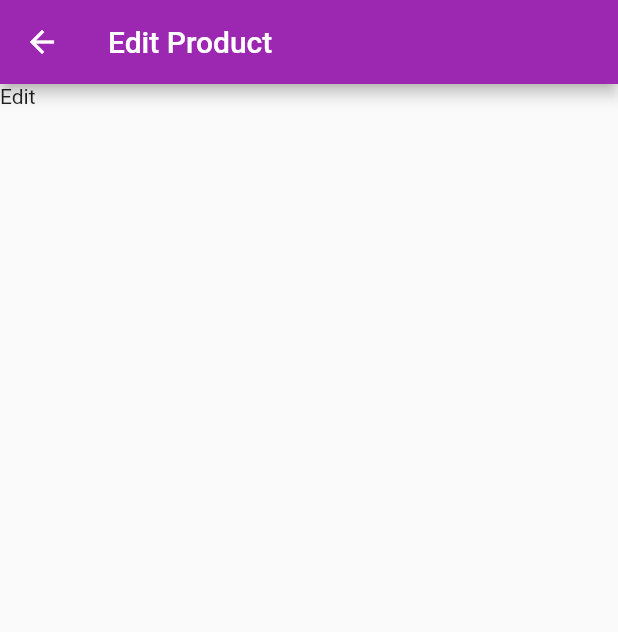
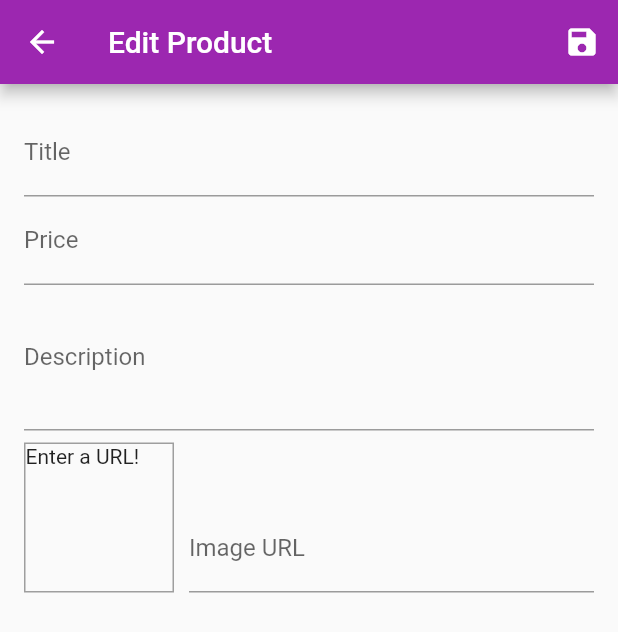
Before and after one commit to aryankush25/shop_app, a Flutter app: the EditProductScreen screen opened by its route, on a phone screen of 412 x 824 dp. Shown: the top 632 px of the screen. Run offline on Flutter 3.47's test engine with Material 2 defaults, Android fonts, the phone set to English and light mode, and no system bars; network calls fail.

Commit message:
Form and validation added

```diff
--- a/lib/screens/edit_product_screen.dart
+++ b/lib/screens/edit_product_screen.dart
@@ -1,4 +1,6 @@
 import 'package:flutter/material.dart';
+
+import '../providers/product.dart';
 
 class EditProductScreen extends StatefulWidget {
   static const routeName = '/edit-product';
@@ -8,14 +10,176 @@ class EditProductScreen extends StatefulWidget {
 }
 
 class _EditProductScreenState extends State<EditProductScreen> {
+  final _priceFocusNode = FocusNode();
+  final _imageUrlController = TextEditingController();
+  final _formkey = GlobalKey<FormState>();
+
+  String _title = '';
+  double _price = 0;
+  String _description = '';
+  String _imageUrl = '';
+
+  @override
+  void dispose() {
+    _priceFocusNode.dispose();
+    _imageUrlController.dispose();
+    super.dispose();
+  }
+
+  void _saveForm() {
+    final isValid = _formkey.currentState.validate();
+
+    if (isValid) {
+      _formkey.currentState.save();
+
+      var _editedProduct = Product(
+        id: null,
+        title: _title,
+        description: _description,
+        imageUrl: _imageUrl,
+        price: _price,
+      );
+
+      print(_editedProduct);
+      print(_title);
+      print(_price);
+      print(_description);
+      print(_imageUrl);
+    }
+  }
+
   @override
   Widget build(BuildContext context) {
     return Scaffold(
       appBar: AppBar(
         title: const Text('Edit Product'),
+        actions: [
+          IconButton(
+            onPressed: _saveForm,
+            icon: Icon(Icons.save),
+          ),
+        ],
       ),
-      body: Container(
-        child: Text('Edit'),
+      body: Padding(
+        padding: const EdgeInsets.all(16.0),
+        child: Form(
+          key: _formkey,
+          child: SingleChildScrollView(
+            child: Column(
+              children: [
+                TextFormField(
+                  decoration: InputDecoration(
+                    labelText: 'Title',
+                  ),
+                  textInputAction: TextInputAction.next,
+                  onFieldSubmitted: (_) {
+                    // _priceFocusNode.requestFocus();
+                    FocusScope.of(context).requestFocus(_priceFocusNode);
+                  },
+                  onSaved: (value) {
+                    _title = value;
+                  },
+                  validator: (value) {
+                    if (value.length < 2) {
+                      return 'This is wrong!';
+                    }
+
+                    return null;
+                  },
+                ),
+                TextFormField(
+                  decoration: InputDecoration(
+                    labelText: 'Price',
+                  ),
+                  textInputAction: TextInputAction.next,
+                  keyboardType: TextInputType.number,
+                  focusNode: _priceFocusNode,
+                  onSaved: (value) {
+                    _price = double.parse(value);
+                  },
+                  validator: (value) {
+                    if (value.isEmpty) {
+                      return 'Please enter a value!';
+                    }
+
+                    if (double.tryParse(value) == null) {
+                      return 'Please enter a valid number';
+                    }
+
+                    return null;
+                  },
+                ),
+                TextFormField(
+                  decoration: InputDecoration(
+                    labelText: 'Description',
+                  ),
+                  maxLines: 3,
+                  keyboardType: TextInputType.multiline,
+                  onSaved: (value) {
+                    _description = value;
+                  },
+                  validator: (value) {
+                    if (value.isEmpty) {
+                      return 'This is wrong!';
+                    }
+
+                    return null;
+                  },
+                ),
+                Row(
+                  crossAxisAlignment: CrossAxisAlignment.end,
+                  children: [
+                    Container(
+                      width: 100,
+                      height: 100,
+                      margin: EdgeInsets.only(
+                        top: 8,
+                        right: 10,
+                      ),
+                      decoration: BoxDecoration(
+                        border: Border.all(
+                          width: 1,
+                          color: Colors.grey,
+                        ),
+                      ),
+                      child: _imageUrlController.text.isEmpty
+                          ? Text('Enter a URL!')
+                          : FittedBox(
+                              child: Image.network(
+                                _imageUrlController.text,
+                                fit: BoxFit.cover,
+                              ),
+                            ),
+                    ),
+                    Expanded(
+                      child: TextFormField(
+                        decoration: InputDecoration(
+                          labelText: 'Image URL',
+                        ),
+                        keyboardType: TextInputType.url,
+                        textInputAction: TextInputAction.done,
+                        controller: _imageUrlController,
+                        onEditingComplete: () {
+                          setState(() {});
+                        },
+                        onSaved: (value) {
+                          _imageUrl = value;
+                        },
+                        validator: (value) {
+                          if (value.isEmpty) {
+                            return 'This is wrong!';
+                          }
+
+                          return null;
+                        },
+                      ),
+                    ),
+                  ],
+                )
+              ],
+            ),
+          ),
+        ),
       ),
     );
   }
```
